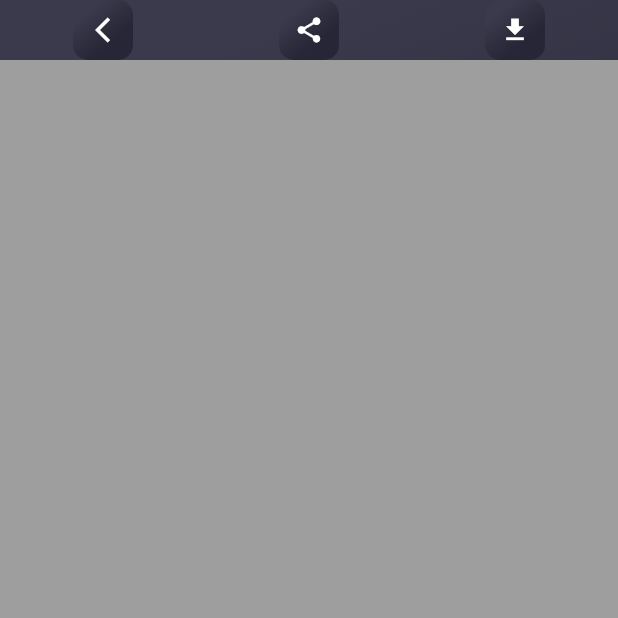
After one commit to D-Mick/WhatsStatusDownloader, a Flutter app: the VideoView screen opened directly, on a phone screen of 412 x 824 dp, the top half of it. The commit adds this screen. Run offline on Flutter 3.47's test engine with Material 2 defaults, Android fonts, the phone set to English and light mode, and no system bars; our stand-ins replace lottie.

Commit message:
Added video view screen and image view screen

```diff
--- /dev/null
+++ b/lib/ui/screens/home/video_screen/video_view.dart
@@ -0,0 +1,104 @@
+import 'package:flutter/material.dart';
+
+class VideoView extends StatefulWidget {
+  const VideoView({Key? key}) : super(key: key);
+
+  @override
+  State<VideoView> createState() => _VideoViewState();
+}
+
+class _VideoViewState extends State<VideoView> {
+  @override
+  Widget build(BuildContext context) {
+    return Scaffold(
+      body: SafeArea(
+        child: Container(
+          decoration: const BoxDecoration(
+            gradient: LinearGradient(
+              begin: Alignment.topCenter,
+              end: Alignment(0.8, 0.0),
+              colors: <Color>[
+                Color(0xff3A3A4C),
+                Color(0xff272636),
+              ],
+            ),
+          ),
+          child: Column(
+            mainAxisAlignment: MainAxisAlignment.start,
+            crossAxisAlignment: CrossAxisAlignment.start,
+            children: [
+              Row(
+                crossAxisAlignment: CrossAxisAlignment.start,
+                mainAxisAlignment: MainAxisAlignment.spaceAround,
+                children: [
+                  Container(
+                    padding: const EdgeInsets.all(10),
+                    decoration: const BoxDecoration(
+                      borderRadius: BorderRadius.all(Radius.circular(10)),
+                      gradient: LinearGradient(
+                        begin: Alignment.topCenter,
+                        end: Alignment(0.8, 0.0),
+                        colors: <Color>[
+                          Color(0xff3A3A4C),
+                          Color(0xff272636),
+                        ],
+                      ),
+                    ),
+                    child: const Icon(
+                      Icons.arrow_back_ios_sharp,
+                      color: Colors.white,
+                      size: 20,
+                    ),
+                  ),
+                  Container(
+                    padding: const EdgeInsets.all(10),
+                    decoration: const BoxDecoration(
+                      borderRadius: BorderRadius.all(Radius.circular(10)),
+                      gradient: LinearGradient(
+                        begin: Alignment.topCenter,
+                        end: Alignment(0.8, 0.0),
+                        colors: <Color>[
+                          Color(0xff3A3A4C),
+                          Color(0xff272636),
+                        ],
+                      ),
+                    ),
+                    child: const Icon(
+                      Icons.share,
+                      color: Colors.white,
+                      size: 20,
+                    ),
+                  ),
+                  Container(
+                    padding: const EdgeInsets.all(10),
+                    decoration: const BoxDecoration(
+                      borderRadius: BorderRadius.all(Radius.circular(10)),
+                      gradient: LinearGradient(
+                        begin: Alignment.topCenter,
+                        end: Alignment(0.8, 0.0),
+                        colors: <Color>[
+                          Color(0xff3A3A4C),
+                          Color(0xff272636),
+                        ],
+                      ),
+                    ),
+                    child: const Icon(
+                      Icons.file_download,
+                      color: Colors.white,
+                      size: 20,
+                    ),
+                  ),
+                ],
+              ),
+              Expanded(
+                child: Container(
+                  color: Colors.grey,
+                ),
+              ),
+            ],
+          ),
+        ),
+      ),
+    );
+  }
+}
```
Also changed, not shown: lib/ui/screens/home/image_screen/image_screen.dart (+10 -4 lines), lib/ui/screens/home/image_screen/image_view.dart (added, +104 -0 lines), lib/ui/screens/home/video_screen/video_screen.dart (+11 -4 lines).
